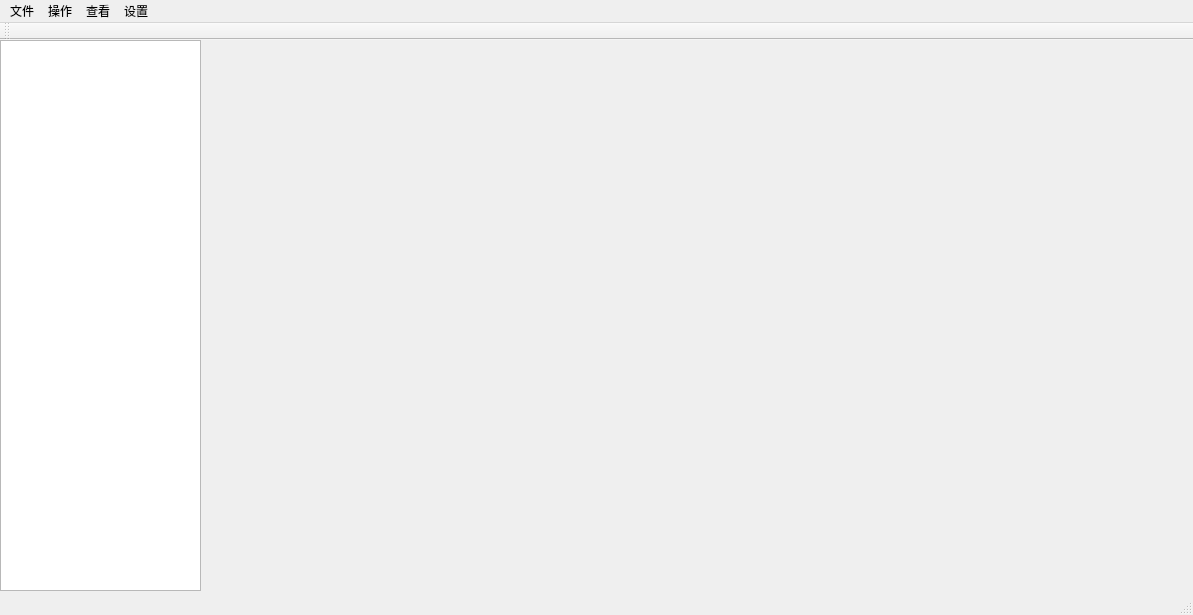
This is mainwindow.ui in forroad/SysLogManager as Qt 5 draws it before an edit. The edited form follows.
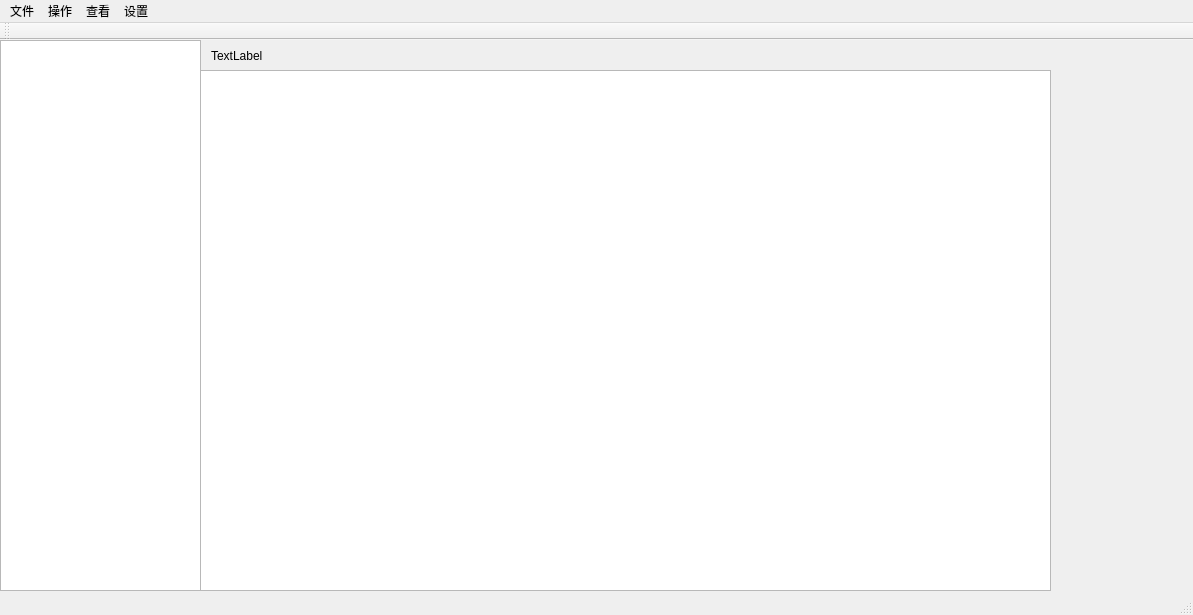
This is the edited form.

Commit message: 完成QTreeView选中事件

What changed in the file:
```diff
--- a/mainwindow.ui
+++ b/mainwindow.ui
@@ -24,6 +24,29 @@
      </rect>
     </property>
    </widget>
+   <widget class="QTableWidget" name="log_list">
+    <property name="geometry">
+     <rect>
+      <x>200</x>
+      <y>30</y>
+      <width>851</width>
+      <height>521</height>
+     </rect>
+    </property>
+   </widget>
+   <widget class="QLabel" name="label">
+    <property name="geometry">
+     <rect>
+      <x>211</x>
+      <y>0</y>
+      <width>831</width>
+      <height>31</height>
+     </rect>
+    </property>
+    <property name="text">
+     <string>TextLabel</string>
+    </property>
+   </widget>
   </widget>
   <widget class="QMenuBar" name="menuBar">
    <property name="geometry">
```
The commit also changes 2 other files.
